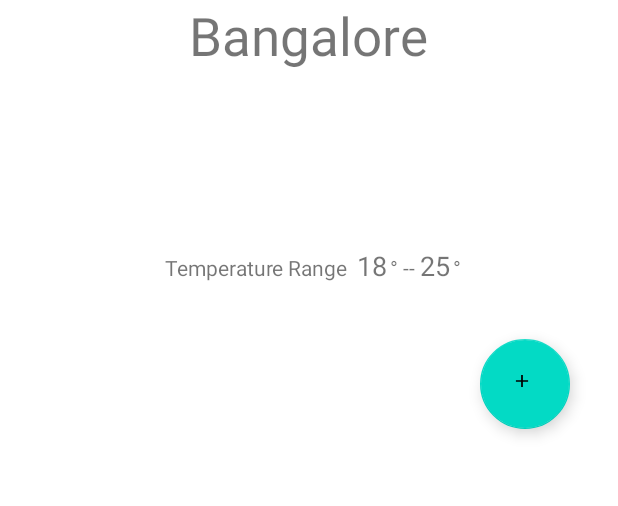
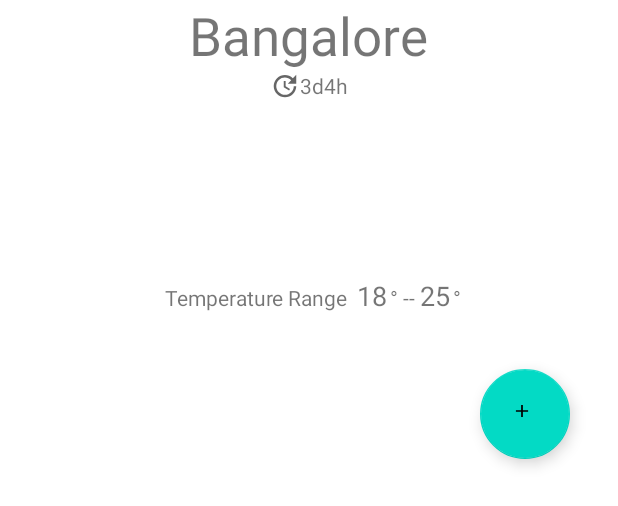
Before and after one commit to amarendra/TheWeatherApp, an Android app: the layout weather_detail_activity.xml on its own in the app's theme, with its tools: preview values and no code run, on a phone screen of 412 x 824 dp. Shown: the top 506 px of the screen. Run offline under Robolectric (Android 15) with nearby library versions, the phone set to English and light mode, and no system bars; network calls fail.

Commit message:
- inceremented db version (canged schema) - added grids to rv and click listner from favs - added last updated view - added insert, update logic based on exits check - handled response in case of error in repo - removed dupe fetch weather call from main frag

```diff
--- a/app/build.gradle
+++ b/app/build.gradle
@@ -3,13 +3,13 @@ plugins {
 }
 
 android {
-    compileSdkVersion 30
+    compileSdkVersion 28
     buildToolsVersion "29.0.3"
 
     defaultConfig {
         applicationId "com.olrep.theweatherapp"
         minSdkVersion 21
-        targetSdkVersion 25
+        targetSdkVersion 27
         versionCode 1
         versionName "1.0"
         testInstrumentationRunner "androidx.test.runner.AndroidJUnitRunner"
--- a/app/src/main/AndroidManifest.xml
+++ b/app/src/main/AndroidManifest.xml
@@ -7,6 +7,7 @@
     <uses-permission android:name="android.permission.ACCESS_NETWORK_STATE" />
 
     <application
+        android:hardwareAccelerated="true"
         android:allowBackup="false"
         android:icon="@mipmap/ic_launcher"
         android:label="@string/app_name"
--- a/app/src/main/java/com/olrep/theweatherapp/contracts/ClickListener.java
+++ b/app/src/main/java/com/olrep/theweatherapp/contracts/ClickListener.java
@@ -1,7 +1,7 @@
 package com.olrep.theweatherapp.contracts;
 
-import com.olrep.theweatherapp.model.CurrentWeather;
+import com.olrep.theweatherapp.entity.WeatherData;
 
 public interface ClickListener {
-    void onClick(final CurrentWeather currentWeather);
+    void onClick(final WeatherData currentWeather);
 }
--- a/app/src/main/java/com/olrep/theweatherapp/db/WeatherDao.java
+++ b/app/src/main/java/com/olrep/theweatherapp/db/WeatherDao.java
@@ -34,4 +34,7 @@ public interface WeatherDao {
 
     @Query("SELECT * FROM weather_data WHERE city ==:cityName ORDER BY last_updated DESC limit 1")
     WeatherData getCachedWeather(String cityName);
+
+    @Query("SELECT EXISTS(SELECT 1 FROM weather_data WHERE city_id = :cityId)")
+    boolean exists(long cityId);
 }
--- a/app/src/main/java/com/olrep/theweatherapp/db/WeatherDatabase.java
+++ b/app/src/main/java/com/olrep/theweatherapp/db/WeatherDatabase.java
@@ -19,7 +19,7 @@ import java.util.concurrent.Callable;
 import java.util.concurrent.Executor;
 import java.util.concurrent.Executors;
 
-@Database(entities = WeatherData.class, version = 1, exportSchema = false)
+@Database(entities = WeatherData.class, version = 2, exportSchema = false)
 public abstract class WeatherDatabase extends RoomDatabase {
     private final static String TAG = Constants.TAG + "WDB";
 
--- a/app/src/main/java/com/olrep/theweatherapp/utils/Utils.java
+++ b/app/src/main/java/com/olrep/theweatherapp/utils/Utils.java
@@ -1,7 +1,13 @@
 package com.olrep.theweatherapp.utils;
+
+import android.text.format.DateUtils;
 
 public final class Utils {
     public static String getIconUrl(String iconId) {
         return "http://openweathermap.org/img/wn/" + iconId + ".png";   // can add @Nx before . to get bigger size
     }
+
+    public static String lastUpdated(long lastUpdated) {
+        return (DateUtils.getRelativeTimeSpanString(lastUpdated)).toString();
+    }
 }
--- /dev/null
+++ b/app/src/main/res/drawable/baseline_update_black_24.xml
@@ -0,0 +1,10 @@
+<vector xmlns:android="http://schemas.android.com/apk/res/android"
+    android:width="24dp"
+    android:height="24dp"
+    android:viewportWidth="24"
+    android:viewportHeight="24"
+    android:tint="?attr/colorControlNormal">
+  <path
+      android:fillColor="@android:color/white"
+      android:pathData="M21,10.12h-6.78l2.74,-2.82c-2.73,-2.7 -7.15,-2.8 -9.88,-0.1c-2.73,2.71 -2.73,7.08 0,9.79s7.15,2.71 9.88,0C18.32,15.65 19,14.08 19,12.1h2c0,1.98 -0.88,4.55 -2.64,6.29c-3.51,3.48 -9.21,3.48 -12.72,0c-3.5,-3.47 -3.53,-9.11 -0.02,-12.58s9.14,-3.47 12.65,0L21,3V10.12zM12.5,8v4.25l3.5,2.08l-0.72,1.21L11,13V8H12.5z"/>
+</vector>
--- a/app/src/main/res/layout/main_fragment.xml
+++ b/app/src/main/res/layout/main_fragment.xml
@@ -34,14 +34,16 @@
 
         <LinearLayout
             android:id="@+id/ll_no_favs_or_search"
+            android:visibility="visible"
             android:layout_width="match_parent"
             android:layout_height="wrap_content">
 
             <TextView
                 android:layout_width="wrap_content"
                 android:layout_height="wrap_content"
+                android:layout_marginStart="20dp"
                 android:layout_marginTop="50dp"
-                android:text="Search for a city to fetch weather of" />
+                android:text="No favs. Search a city's weather" />
         </LinearLayout>
 
         <androidx.recyclerview.widget.RecyclerView
--- a/app/src/main/res/layout/weather_detail_activity.xml
+++ b/app/src/main/res/layout/weather_detail_activity.xml
@@ -11,7 +11,26 @@
         android:layout_height="wrap_content"
         android:layout_gravity="center_horizontal"
         android:textSize="35sp"
-        android:text="Bangalore" />
+        tools:text="Bangalore" />
+
+    <LinearLayout
+        android:layout_width="wrap_content"
+        android:layout_height="wrap_content"
+        android:layout_gravity="center_horizontal"
+        android:orientation="horizontal">
+
+        <ImageView
+            android:layout_width="20dp"
+            android:layout_height="20dp"
+            android:src="@drawable/baseline_update_black_24" />
+
+
+        <TextView
+            android:id="@+id/tv_last_updated"
+            android:layout_width="wrap_content"
+            android:layout_height="wrap_content"
+            tools:text="3d4h" />
+    </LinearLayout>
 
     <ImageView
         android:id="@+id/iv_weather_condition_2x"
@@ -41,8 +60,8 @@
             android:id="@+id/tv_min_temp"
             android:layout_width="wrap_content"
             android:layout_height="wrap_content"
-            android:text="18"
-            android:textSize="18sp" />
+            android:textSize="18sp"
+            tools:text="18" />
 
         <TextView
             android:id="@+id/tv_min_unit"
@@ -55,8 +74,8 @@
             android:id="@+id/tv_max_temp"
             android:layout_width="wrap_content"
             android:layout_height="wrap_content"
-            android:text="25"
-            android:textSize="18sp" />
+            android:textSize="18sp"
+            tools:text="25" />
 
         <TextView
             android:id="@+id/tv_max_unit"
```
Also changed, not shown: app/src/main/java/com/olrep/theweatherapp/datasources/WeatherRepository.java (+21 -7 lines), app/src/main/java/com/olrep/theweatherapp/entity/WeatherData.java (+23 -2 lines), app/src/main/java/com/olrep/theweatherapp/ui/detail/WeatherDetailActivity.java (+41 -4 lines), app/src/main/java/com/olrep/theweatherapp/ui/detail/WeatherDetailViewModel.java (+16 -2 lines), app/src/main/java/com/olrep/theweatherapp/ui/main/FavAdapter.java (+12 -2 lines), app/src/main/java/com/olrep/theweatherapp/ui/main/MainFragment.java (+43 -10 lines).
